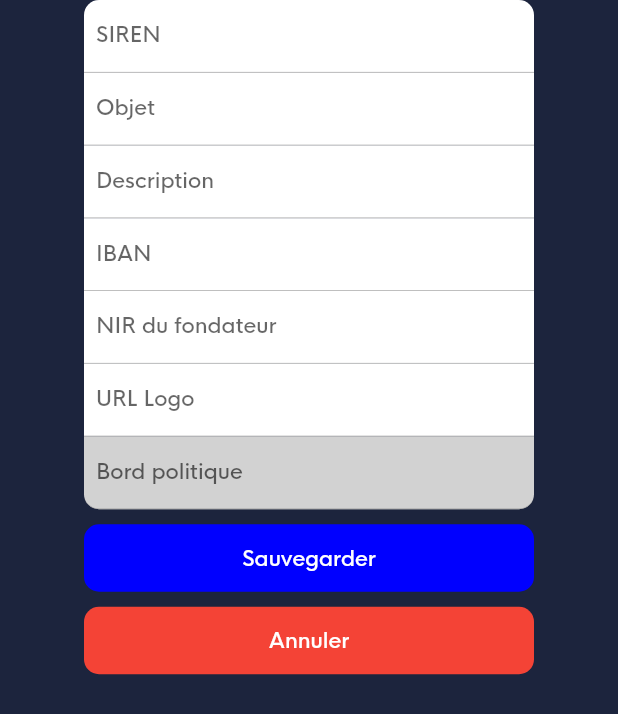
After one commit to Ancelotow/Cyberacy, a Flutter app: the InfoPartyPage screen opened by its route, on a phone screen of 412 x 824 dp. The commit adds this screen. Shown: the top 714 px of the screen. Run offline on Flutter 3.47's test engine with Material 2 defaults, Android fonts, the light colour scheme and no system bars; our stand-ins replace hive; accounts and stored records are empty; network calls fail.

Commit message:
.feat : form for add new political party

```diff
--- a/src/client/flutter/lib/main.dart
+++ b/src/client/flutter/lib/main.dart
@@ -1,5 +1,6 @@
 import 'package:bo_cyberacy/pages/login_page.dart';
 import 'package:bo_cyberacy/pages/navigation_page.dart';
+import 'package:bo_cyberacy/pages/party/info_party_page.dart';
 import 'package:flutter/material.dart';
 
 void main() {
@@ -53,14 +54,15 @@ class MyApp extends StatelessWidget {
           ),
 
         ),
-        inputDecorationTheme: const InputDecorationTheme(
+        inputDecorationTheme: InputDecorationTheme(
           filled: true,
-          contentPadding: EdgeInsets.all(8.00)
+          contentPadding: EdgeInsets.all(8.00),
         ),
       ),
 
       routes: {
           NavigationPage.routeName: (BuildContext context) => NavigationPage(),
+          InfoPartyPage.routeName: (BuildContext context) => InfoPartyPage(),
        },
 
       home: const HomePage(),
--- /dev/null
+++ b/src/client/flutter/lib/models/entities/department.dart
@@ -0,0 +1,22 @@
+class Department {
+  String code;
+  String name;
+  String codeRegion;
+
+  Department({
+    required this.code,
+    required this.name,
+    required this.codeRegion,
+  });
+
+  Department.fromJson(Map<String, dynamic> json)
+      : code = json["code"],
+        name = json["name"],
+        codeRegion = json["region_code_insee"];
+
+  @override
+  String toString(){
+    return "$name ($code)";
+  }
+
+}
--- /dev/null
+++ b/src/client/flutter/lib/models/entities/political_edge.dart
@@ -0,0 +1,17 @@
+class PoliticalEdge {
+
+  int id;
+  String name;
+
+  PoliticalEdge(this.id, this.name);
+
+  PoliticalEdge.fromJson(Map<String, dynamic> json)
+      : id = json["id"],
+        name = json["name"];
+
+  @override
+  String toString(){
+    return name;
+  }
+
+}
--- a/src/client/flutter/lib/models/entities/political_party.dart
+++ b/src/client/flutter/lib/models/entities/political_party.dart
@@ -7,6 +7,10 @@ class PoliticalParty {
   String addressStreet;
   String siren;
   String codeInseeTown;
+  String nirFondator;
+  int idPoliticalEdge;
+  String? iban;
+  String? urlLogo;
 
   PoliticalParty(
       {required this.id,
@@ -16,6 +20,10 @@ class PoliticalParty {
       required this.addressStreet,
       required this.siren,
       required this.codeInseeTown,
+      required this.idPoliticalEdge,
+      required this.nirFondator,
+      this.urlLogo,
+      this.iban,
       this.description});
 
   PoliticalParty.fromJson(Map<String, dynamic> json)
@@ -25,5 +33,24 @@ class PoliticalParty {
         object = json["object"],
         addressStreet = json["address_street"],
         siren = json["siren"],
+        iban = json["iban"],
+        idPoliticalEdge = json["id_political_edge"],
+        nirFondator = json["nir"],
+        urlLogo = json["url_logo"],
         codeInseeTown = json["town_code_insee"];
+
+  Object toJson() {
+    return {
+      "name": name,
+      "date_create": dateCreate.toString(),
+      "object": object,
+      "address_street": addressStreet,
+      "siren": siren,
+      "town_code_insee": codeInseeTown,
+      "url_logo": urlLogo,
+      "iban": iban,
+      "nir": nirFondator,
+      "id_political_edge": idPoliticalEdge.toString()
+    };
+  }
 }
--- /dev/null
+++ b/src/client/flutter/lib/models/entities/town.dart
@@ -0,0 +1,27 @@
+class Town {
+  String codeInsee;
+  String name;
+  String zipCode;
+  int? nbResident;
+  String codeDept;
+
+  Town({
+    required this.codeInsee,
+    required this.name,
+    required this.zipCode,
+    this.nbResident,
+    required this.codeDept,
+  });
+
+  Town.fromJson(Map<String, dynamic> json)
+      : codeInsee = json["code_insee"],
+        name = json["name"],
+        zipCode = json["zip_code"],
+        codeDept = json["department_code"];
+
+  @override
+  String toString(){
+    return "$name ($zipCode)";
+  }
+
+}
--- a/src/client/flutter/lib/pages/login_page.dart
+++ b/src/client/flutter/lib/pages/login_page.dart
@@ -1,7 +1,7 @@
 import 'package:bo_cyberacy/models/enums/position_input.dart';
 import 'package:bo_cyberacy/pages/navigation_page.dart';
 import 'package:bo_cyberacy/widgets/buttons/button.dart';
-import 'package:bo_cyberacy/widgets/input_text.dart';
+import 'package:bo_cyberacy/widgets/input_field/input_text.dart';
 import 'package:flutter/material.dart';
 import '../models/errors/api_service_error.dart';
 import '../models/session.dart';
--- /dev/null
+++ b/src/client/flutter/lib/pages/party/info_party_page.dart
@@ -0,0 +1,235 @@
+import 'package:bo_cyberacy/models/entities/department.dart';
+import 'package:bo_cyberacy/models/entities/political_edge.dart';
+import 'package:bo_cyberacy/models/entities/political_party.dart';
+import 'package:bo_cyberacy/models/services/geo_service.dart';
+import 'package:bo_cyberacy/models/services/party_service.dart';
+import 'package:bo_cyberacy/models/services/ref_service.dart';
+import 'package:bo_cyberacy/widgets/input_field/input_selected.dart';
+import 'package:flutter/material.dart';
+import '../../models/entities/town.dart';
+import '../../models/enums/position_input.dart';
+import '../../models/errors/api_service_error.dart';
+import '../../widgets/buttons/button.dart';
+import '../../widgets/input_field/input_text.dart';
+
+class InfoPartyPage extends StatelessWidget {
+  static const String routeName = "infoPartyPage";
+
+  final TextEditingController ctrlName = TextEditingController();
+  final TextEditingController ctrlSiren = TextEditingController();
+  final TextEditingController ctrlDate = TextEditingController();
+  final TextEditingController ctrlObject = TextEditingController();
+  final TextEditingController ctrlDescription = TextEditingController();
+  final TextEditingController ctrlUrlLogo = TextEditingController();
+  final TextEditingController ctrlIban = TextEditingController();
+  final TextEditingController ctrlAddress = TextEditingController();
+  final TextEditingController ctrlNir = TextEditingController();
+  Town? currentTown;
+  PoliticalEdge? currentEdge;
+
+  InfoPartyPage({Key? key}) : super(key: key);
+
+  @override
+  Widget build(BuildContext context) {
+    double width = MediaQuery.of(context).size.width / 3;
+    if (width < 300) width = 300;
+    return Scaffold(
+      backgroundColor: Theme.of(context).backgroundColor,
+      body: Center(
+        child: Column(
+          children: [
+            InputText(
+              placeholder: "SIREN",
+              position: PositionInput.start,
+              width: width,
+              controller: ctrlSiren,
+            ),
+            InputText(
+              placeholder: "Objet",
+              position: PositionInput.middle,
+              width: width,
+              controller: ctrlObject,
+            ),
+            InputText(
+              placeholder: "Description",
+              position: PositionInput.middle,
+              width: width,
+              controller: ctrlDescription,
+            ),
+            InputText(
+              placeholder: "IBAN",
+              position: PositionInput.middle,
+              width: width,
+              controller: ctrlIban,
+            ),
+            InputText(
+              placeholder: "NIR du fondateur",
+              position: PositionInput.middle,
+              width: width,
+              controller: ctrlNir,
+            ),
+            InputText(
+              placeholder: "URL Logo",
+              position: PositionInput.middle,
+              width: width,
+              controller: ctrlUrlLogo,
+            ),
+            getSelectEdge(context, width),
+            SizedBox(
+              height: 10,
+            ),
+            Button(
+              label: "Sauvegarder",
+              width: width,
+              pressedColor: Colors.lightBlue,
+              click: () => saveParty(context),
+            ),
+            SizedBox(
+              height: 10,
+            ),
+            Button(
+                label: "Annuler",
+                width: width,
+                color: Colors.red,
+                pressedColor: Colors.redAccent,
+                click: () => Navigator.of(context).pop()),
+          ],
+        ),
+      ),
+    );
+  }
+
+  Widget getSelectTown(BuildContext context, double width) {
+    return FutureBuilder(
+      future: GeoService().getTownsFromDept("94"),
+      builder: (BuildContext context, AsyncSnapshot<List<Town>> snapshot) {
+        if (snapshot.hasData) {
+          return InputSelected<Town>(
+            items: snapshot.data!,
+            placeholder: "Ville",
+            position: PositionInput.middle,
+            width: width,
+            onChanged: (value) {
+              currentTown = value;
+            },
+          );
+        } else {
+          return InputText(
+            placeholder: "Ville",
+            isReadOnly: true,
+            position: PositionInput.middle,
+            width: width,
+          );
+        }
+      },
+    );
+  }
+
+  Widget getSelectDept(BuildContext context, double width) {
+    return FutureBuilder(
+      future: GeoService().getDepartments(),
+      builder:
+          (BuildContext context, AsyncSnapshot<List<Department>> snapshot) {
+        if (snapshot.hasData) {
+          return InputSelected(
+            items: snapshot.data!,
+            placeholder: "Département",
+            position: PositionInput.middle,
+            width: width,
+          );
+        } else {
+          return InputText(
+            placeholder: "Département",
+            isReadOnly: true,
+            position: PositionInput.middle,
+            width: width,
+          );
+        }
+      },
+    );
+  }
+
+  Widget getSelectEdge(BuildContext context, double width) {
+    return FutureBuilder(
+      future: RefService().getAllPoliticalEdge(),
+      builder:
+          (BuildContext context, AsyncSnapshot<List<PoliticalEdge>> snapshot) {
+        if (snapshot.hasData) {
+          return InputSelected(
+            items: snapshot.data!,
+            placeholder: "Bord politique",
+            position: PositionInput.end,
+            width: width,
+            onChanged: (value) {
+              currentEdge = value;
+            },
+          );
+        } else {
+          return InputText(
+            placeholder: "Bord politique",
+            isReadOnly: true,
+            position: PositionInput.end,
+            width: width,
+          );
+        }
+      },
+    );
+  }
+
+  Future<void> saveParty(BuildContext context) async {
+    try {
+      PoliticalParty party = PoliticalParty(
+        id: -1,
+        name: "",
+        dateCreate: DateTime.now(),
+        object: ctrlObject.text,
+        addressStreet: "",
+        siren: ctrlSiren.text,
+        codeInseeTown: "",
+        nirFondator: ctrlNir.text,
+        iban: ctrlIban.text,
+        urlLogo: ctrlUrlLogo.text,
+        idPoliticalEdge: currentEdge!.id,
+      );
+      await PartyService().addParty(party);
+      Navigator.of(context).pop();
+    } on NullThrownError {
+      _showAlertError(
+        context,
+        title: "Formulaire incomplet",
+        message: "Tout les champs sont obligatoire",
+        labelButton: "Continuer",
+      );
+    } on ApiServiceError catch (e) {
+      _showAlertError(
+        context,
+        title: "Erreur sauvegarde",
+        message: e.responseHttp.body,
+        labelButton: "Continuer",
+      );
+    }
+  }
+
+  void _showAlertError(BuildContext context,
+      {required String title,
+      required String message,
+      required String labelButton}) {
+    showDialog(
+      context: context,
+      builder: (_) => AlertDialog(
+        title: Text(title),
+        content: Text(message),
+        actions: [
+          Button(
+            width: 100,
+            label: labelButton,
+            click: () {
+              Navigator.pop(_);
+            },
+          )
+        ],
+        elevation: 30.00,
+      ),
+    );
+  }
+}
--- a/src/client/flutter/lib/pages/party_page.dart
+++ b/src/client/flutter/lib/pages/party_page.dart
@@ -2,6 +2,7 @@
 
 import 'package:bo_cyberacy/models/entities/political_party.dart';
 import 'package:bo_cyberacy/models/services/party_service.dart';
+import 'package:bo_cyberacy/pages/party/info_party_page.dart';
 import 'package:bo_cyberacy/widgets/buttons/button_card.dart';
 import 'package:bo_cyberacy/widgets/card_party.dart';
 import 'package:flutter/material.dart';
@@ -35,6 +36,7 @@ class PartyPage extends StatelessWidget {
       icon: Icons.add_circle_outline,
       label: "Ajouter",
       color: Colors.greenAccent,
+      onTap: () => Navigator.of(context).pushNamed(InfoPartyPage.routeName),
     ));
     if (parties != null) {
       cards.addAll(parties.map((e) => CardParty(party: e)).toList());
--- a/src/client/flutter/lib/widgets/buttons/button_card.dart
+++ b/src/client/flutter/lib/widgets/buttons/button_card.dart
@@ -24,8 +24,6 @@ class ButtonCard extends StatefulWidget {
 }
 
 class _ButtonCardState extends State<ButtonCard> {
-
-
   @override
   Widget build(BuildContext context) {
     widget.color ??= Theme.of(context).primaryColor;
@@ -48,7 +46,8 @@ class _ButtonCardState extends State<ButtonCard> {
               left: BorderSide(width: 1.0, color: widget.color!),
               right: BorderSide(width: 1.0, color: widget.color!),
               bottom: BorderSide(width: 1.0, color: widget.color!),
-              )),
+            ),
+          ),
           child: Padding(
             padding: const EdgeInsets.all(8.0),
             child: Column(
@@ -88,5 +87,4 @@ class _ButtonCardState extends State<ButtonCard> {
       widget.colorText = widget.color;
     });
   }
-
 }
```
Also changed, not shown: src/client/flutter/lib/models/services/geo_service.dart (added, +40 -0 lines), src/client/flutter/lib/models/services/party_service.dart (+18 -4 lines), src/client/flutter/lib/models/services/ref_service.dart (added, +27 -0 lines), src/client/flutter/lib/pages/modals/add_party_modal.dart (deleted, +0 -12 lines), src/client/flutter/lib/widgets/input_field/input_selected.dart (added, +88 -0 lines), src/client/flutter/lib/widgets/input_field/input_text.dart (renamed from src/client/flutter/lib/widgets/input_text.dart, +4 -16 lines). Lines whose indentation alone changed are shown as unchanged.
